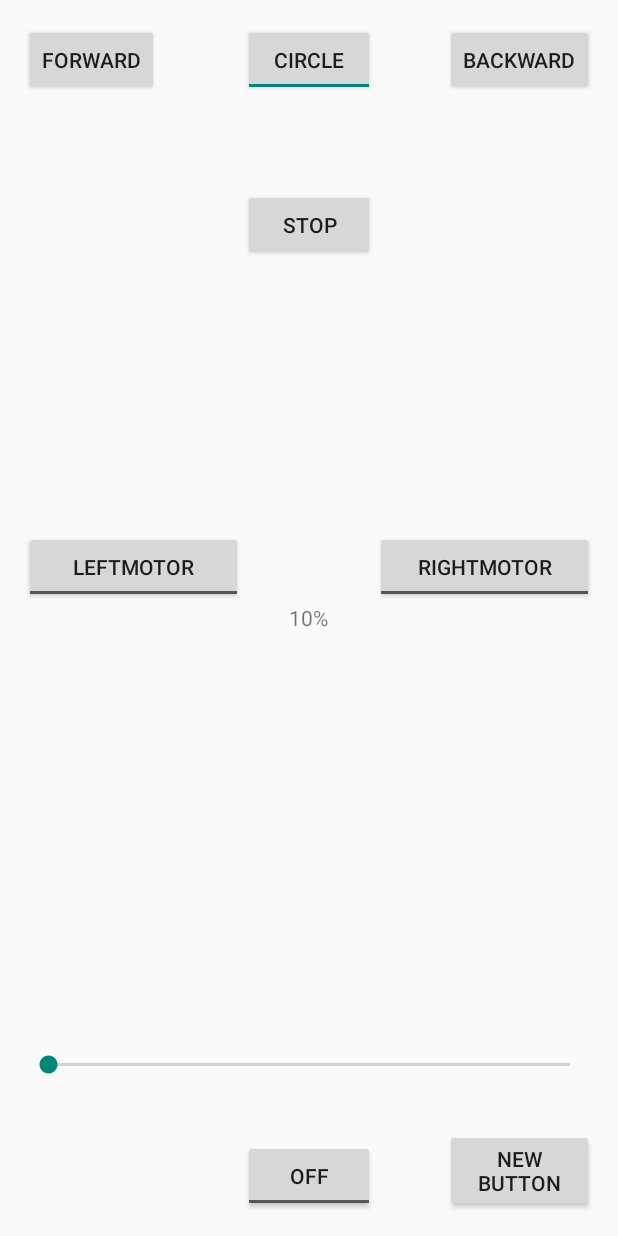
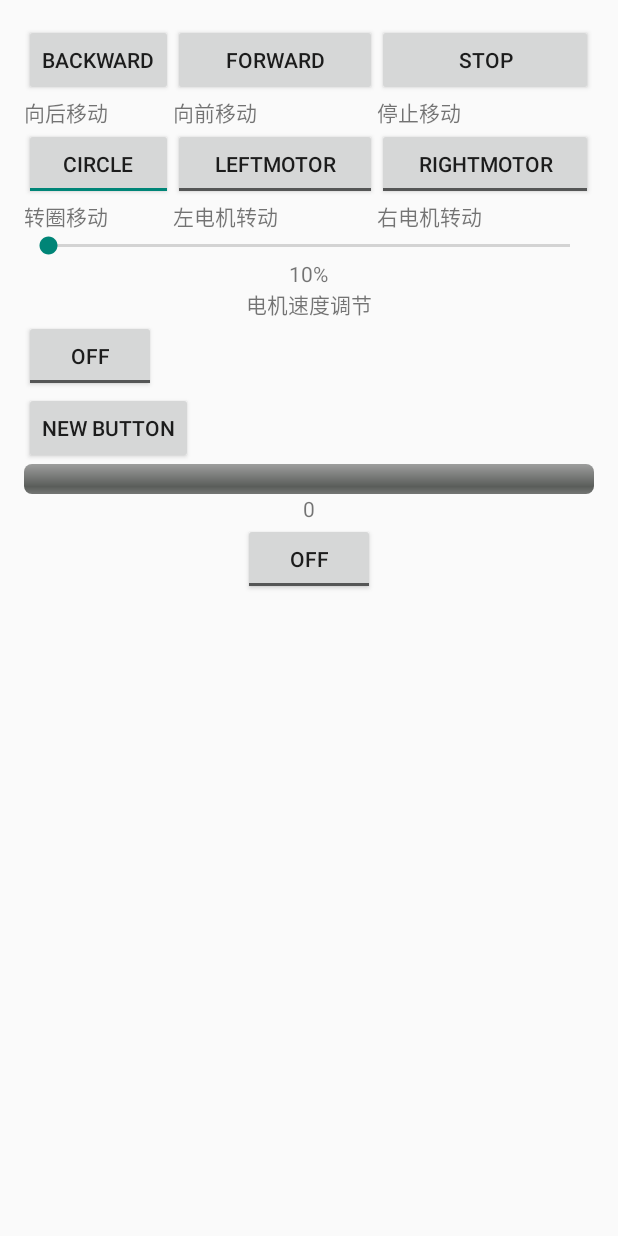
Before and after one commit to wangfuan/robot, an Android app: the screen it shows after launch (MainActivity), on a phone screen of 412 x 824 dp. Run offline under Robolectric (Android 15) with nearby library versions, the phone set to English and light mode, and no system bars; libraries missing offline, so code that uses them is left out: ioio.lib.api, ioio.lib.util; 1 statement that could not run was skipped.

```diff
--- a/app/src/main/java/com/example/fuan/ioiotest/MainActivity.java
+++ b/app/src/main/java/com/example/fuan/ioiotest/MainActivity.java
@@ -7,6 +7,7 @@ import android.os.Bundle;
 import android.util.Log;
 import android.view.View;
 import android.widget.Button;
+import android.widget.ProgressBar;
 import android.widget.SeekBar;
 import android.widget.TextView;
 import android.widget.ToggleButton;
@@ -27,6 +28,10 @@ public class MainActivity extends Activity {
     private Button forwardButton;
     private Button backwardButton;
     private Button stopButton;
+
+    private TextView ultrasonicsSensorText;
+    private ProgressBar ultrasonicsSensorPrograss;
+    private ToggleButton ultrasonicsSensorButton;
 
     @Override
 
@@ -62,15 +67,19 @@ public class MainActivity extends Activity {
             }
         });
 
-       //turn();
+
 
         addListenerToggleButtonCircle();
         addListenerToggleButtonRightMotor();
         addListenerToggleButtonLeftMotor();
 
         addListenSeekbar();
+        ultrasonicsSensorButton = (ToggleButton) findViewById(R.id.button6);
+        ultrasonicsSensorPrograss = (ProgressBar) findViewById(R.id.progressBar);
+        ultrasonicsSensorText = (TextView) findViewById(R.id.textSet8);
+        addListenerUltrasonicsSensor();
 
-        //addListenDetectEdge();
+
     }
     @Override
     protected void onPause() {
@@ -116,11 +125,10 @@ public class MainActivity extends Activity {
             @Override
             public void onClick(View v) {
 
-                if (leftMotor.isChecked()){
+                if (leftMotor.isChecked()) {
                     leftMotor.setText("LeftMotor前转");
                     ba.motorLeft(seekBar_.getProgress(), false);
-                }
-                else {
+                } else {
                     leftMotor.setText("LeftMotor后转");
                     ba.motorLeft(seekBar_.getProgress(), true);
                 }
@@ -168,4 +176,35 @@ public class MainActivity extends Activity {
             }
         });
     }
+
+    /**
+     * 超声波测距监听按钮
+     */
+    public void addListenerUltrasonicsSensor(){
+        ultrasonicsSensorButton.setOnClickListener(new View.OnClickListener() {
+            @Override
+            public void onClick(View v) {
+                if (ultrasonicsSensorButton.isChecked()) {
+                    updateUI();
+                }
+                else{
+                    updateUI();
+                }
+            }
+        });
+    }
+
+    /**
+     * 用于接收超声波测距的数据并更新UI界面
+     */
+    public void updateUI(){
+        runOnUiThread(new Runnable() {
+            @Override
+            public void run() {
+                ultrasonicsSensorText.setText(String.valueOf(BaseService.echoDistanceCm));
+                ultrasonicsSensorPrograss.setProgress(BaseService.echoSeconds);
+                Log.d("UI", "receive the data");
+            }
+        });
+    }
 }
--- a/app/src/main/res/layout/activity_main.xml
+++ b/app/src/main/res/layout/activity_main.xml
@@ -1,6 +1,7 @@
 <?xml version="1.0" encoding="utf-8"?>
-<RelativeLayout xmlns:android="http://schemas.android.com/apk/res/android"
+<LinearLayout xmlns:android="http://schemas.android.com/apk/res/android"
     xmlns:tools="http://schemas.android.com/tools"
+    android:orientation="vertical"
     android:layout_width="match_parent"
     android:layout_height="match_parent"
     android:paddingBottom="@dimen/activity_vertical_margin"
@@ -9,92 +10,140 @@
     android:paddingTop="@dimen/activity_vertical_margin"
     tools:context="com.example.fuan.ioiotest.MainActivity">
 
-    <SeekBar
-        android:layout_width="fill_parent"
+
+    <TableLayout
+        android:layout_width="match_parent"
         android:layout_height="wrap_content"
-        android:id="@+id/seekBar"
+        android:stretchColumns="1,2">
+        <TableRow>
+            <Button android:id="@+id/button"
+                android:layout_width="wrap_content"
+                android:layout_height="wrap_content"
+                android:text="Backward"
+                android:layout_alignParentTop="true"
+                android:layout_alignEnd="@+id/seekBar" />
+
+            <Button android:id="@+id/button2"
+                android:layout_width="wrap_content"
+                android:layout_height="wrap_content"
+                android:text="Forward"
+                android:layout_alignParentTop="true"
+                android:layout_alignParentStart="true" />
+
+            <Button android:id="@+id/button3"
+                android:layout_width="wrap_content"
+                android:layout_height="wrap_content"
+                android:text="Stop"
+                android:layout_below="@+id/button2"
+                android:layout_centerHorizontal="true" />
+        </TableRow>
+        <TableRow>
+            <TextView android:id="@+id/textSet1"
+                android:layout_width="wrap_content"
+                android:layout_height="wrap_content"
+                android:text="向后移动"/>
+            <TextView android:id="@+id/textSet2"
+                android:layout_width="wrap_content"
+                android:layout_height="wrap_content"
+                android:text="向前移动"/>
+            <TextView android:id="@+id/textSet3"
+                android:layout_width="wrap_content"
+                android:layout_height="wrap_content"
+                android:text="停止移动"/>
+        </TableRow>
+        <TableRow>
+            <ToggleButton android:id="@+id/toggleButton"
+                android:layout_width="wrap_content"
+                android:layout_height="wrap_content"
+                android:layout_alignParentTop="true"
+                android:layout_alignStart="@+id/button3"
+                android:checked="true"
+                android:text="Circle"/>
+
+            <ToggleButton android:id="@+id/toggleButton2"
+                android:layout_width="wrap_content"
+                android:layout_height="wrap_content"
+                android:checked="false"
+                android:layout_alignTop="@+id/button3"
+                android:layout_alignParentStart="true"
+                android:text="LeftMotor"/>
+
+            <ToggleButton android:id="@+id/toggleButton3"
+                android:layout_width="wrap_content"
+                android:layout_height="wrap_content"
+                android:text="RightMotor"
+                android:checked="false"
+                android:layout_alignTop="@+id/button3"
+                android:layout_alignParentEnd="true" />
+        </TableRow>
+        <TableRow>
+            <TextView android:id="@+id/textSet4"
+                android:layout_width="wrap_content"
+                android:layout_height="wrap_content"
+                android:text="转圈移动"/>
+            <TextView android:id="@+id/textSet5"
+                android:layout_width="wrap_content"
+                android:layout_height="wrap_content"
+                android:text="左电机转动"/>
+            <TextView android:id="@+id/textSet6"
+                android:layout_width="wrap_content"
+                android:layout_height="wrap_content"
+                android:text="右电机转动"/>
+        </TableRow>
+    </TableLayout>
+    <SeekBar android:id="@+id/seekBar"
+        android:layout_width="match_parent"
+        android:layout_height="wrap_content"
         android:layout_alignParentBottom="true"
-        android:layout_alignParentEnd="true"
-        android:layout_marginBottom="89dp" />
-
+        android:layout_alignParentEnd="true" />
     <TextView
         android:layout_width="wrap_content"
         android:layout_height="wrap_content"
         android:text="10%"
         android:id="@+id/textView2"
-        android:layout_centerVertical="true"
-        android:layout_centerHorizontal="true"
-        android:layout_alignParentStart="false" />
-
-    <Button
+        android:layout_gravity="center_horizontal" />
+    <TextView android:id="@+id/textSet7"
         android:layout_width="wrap_content"
         android:layout_height="wrap_content"
-        android:text="Backward"
-        android:id="@+id/button"
-        android:layout_alignParentTop="true"
-        android:layout_alignEnd="@+id/seekBar" />
+        android:text="电机速度调节"
+        android:layout_gravity="center_horizontal">
+    </TextView>
 
-    <Button
-        android:layout_width="wrap_content"
-        android:layout_height="wrap_content"
-        android:text="Forward"
-        android:id="@+id/button2"
-        android:layout_alignParentTop="true"
-        android:layout_alignParentStart="true" />
-
-    <Button
-        android:layout_width="wrap_content"
-        android:layout_height="wrap_content"
-        android:text="Stop"
-        android:id="@+id/button3"
-        android:layout_below="@+id/button2"
-        android:layout_centerHorizontal="true"
-        android:layout_marginTop="62dp" />
-
-    <ToggleButton
-        android:layout_width="wrap_content"
-        android:layout_height="wrap_content"
-        android:text="Circle"
-        android:id="@+id/toggleButton"
-        android:layout_alignParentTop="true"
-        android:layout_alignStart="@+id/button3"
-        android:checked="true" />
-
-    <ToggleButton
-        android:layout_width="wrap_content"
-        android:layout_height="wrap_content"
-        android:text="LeftMotor"
-        android:id="@+id/toggleButton2"
-        android:layout_above="@+id/textView2"
-        android:layout_alignParentStart="true"
-        android:checked="false"
-        android:layout_toStartOf="@+id/button3" />
-
-    <ToggleButton
-        android:layout_width="wrap_content"
-        android:layout_height="wrap_content"
-        android:text="RightMotor"
-        android:id="@+id/toggleButton3"
-        android:layout_above="@+id/textView2"
-        android:layout_alignParentEnd="true"
-        android:checked="false"
-        android:layout_toEndOf="@+id/button3" />
-
-    <ToggleButton
+    <ToggleButton android:id="@+id/toggleButton4"
         android:layout_width="wrap_content"
         android:layout_height="wrap_content"
         android:text="Steering"
-        android:id="@+id/toggleButton4"
+
         android:layout_toEndOf="@+id/toggleButton2"
         android:checked="false"
         android:layout_alignParentBottom="true" />
 
-    <Button
+    <Button android:id="@+id/button4"
         android:layout_width="wrap_content"
         android:layout_height="wrap_content"
         android:text="New Button"
-        android:id="@+id/button4"
+
         android:layout_alignParentBottom="true"
-        android:layout_alignStart="@+id/button" />
+        android:layout_x="90dp"
+        android:layout_y="135dp"/>
 
-</RelativeLayout>
+
+    <ProgressBar android:id="@+id/progressBar"
+        android:layout_width="match_parent"
+        android:layout_height="wrap_content"
+        style="@android:style/Widget.ProgressBar.Horizontal"/>
+    <TextView android:id="@+id/textSet8"
+        android:layout_width="wrap_content"
+        android:layout_height="wrap_content"
+        android:text="0"
+        android:layout_gravity="center_horizontal">
+    </TextView>
+    <ToggleButton android:id="@+id/button6"
+        android:layout_width="wrap_content"
+        android:layout_height="wrap_content"
+        android:text="超声波测距的开关"
+        android:layout_gravity="center_horizontal"
+        android:checked="false">
+    </ToggleButton>
+
+</LinearLayout>
```
